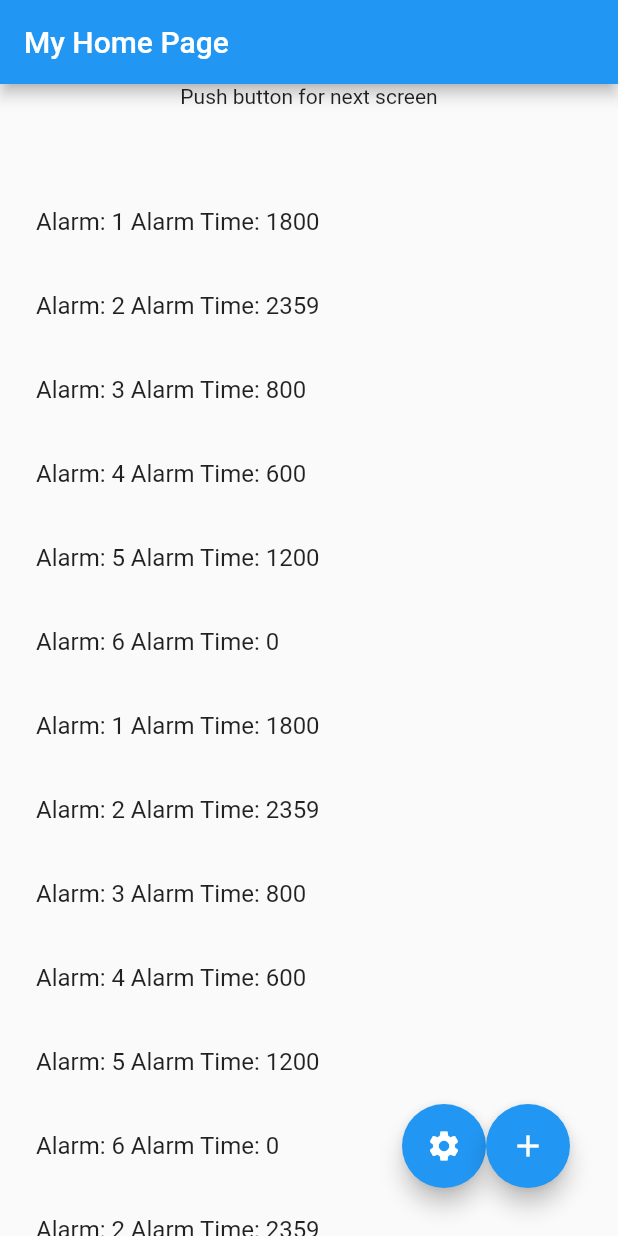
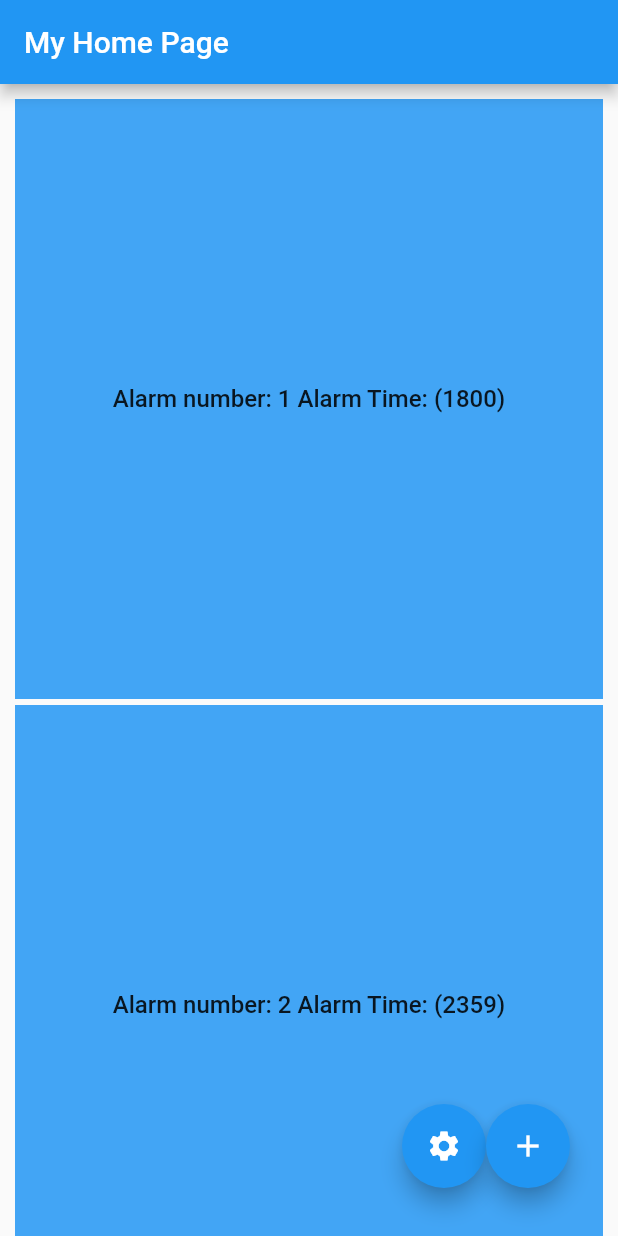
Before and after one commit to DRavenMcCoy/pushur_flutter, a Flutter app: the screen it shows after launch, on a phone screen of 412 x 824 dp. Run offline on Flutter 3.47's test engine with Material 2 defaults, Android fonts, the phone set to English and light mode, and no system bars.

Commit message:
Switched to containers
Exactly what is stated

```diff
--- a/lib/HomePage.dart
+++ b/lib/HomePage.dart
@@ -69,13 +69,6 @@ class _MyHomePageState extends State<MyHomePage> {
           mainAxisAlignment: MainAxisAlignment.center,
           children: <Widget>[
 
-            const Text(
-              'Push button for next screen',
-            ),
-            Text(
-              '',
-              style: Theme.of(context).textTheme.headlineMedium,
-            ),
            //Evil process to display alarm list
             Expanded(
                 child: ListView(
@@ -87,7 +80,20 @@ class _MyHomePageState extends State<MyHomePage> {
                   //generates list of list tiles for the length of the alarms list
                 children: List.generate(
                 alarms.length,
-                 (index) => ListTile(
+                 (index) => Container(
+                   height: 400,
+                   margin: EdgeInsets.all(2),
+                   color: Colors.blue[400],
+                   child: MaterialButton(
+                       child: Text('Alarm number: ${alarms[index]} Alarm Time: (${timeAlarm[index]})',
+                         style: TextStyle(fontSize: 16),
+                       ),
+                     onPressed: (){
+                         print('Alarm number: ${alarms[index]} Alarm Time: (${timeAlarm[index]})');
+                     },
+                     onLongPress: (){},
+
+                   /*
                    //displays the alarm number and time on it (in 24hr format)
                    title: Text('Alarm: ${alarms[index]} Alarm Time: ${timeAlarm[index]}'),
                    //handles the tap events for alarms currently tells you what you clicked for testing purposes
@@ -98,6 +104,8 @@ class _MyHomePageState extends State<MyHomePage> {
                    onLongPress: (){
 
                    },
+
+                    */
                  ),
                  /*return Container(
 
@@ -114,6 +122,7 @@ class _MyHomePageState extends State<MyHomePage> {
                    */
                 ),
              )
+            )
             )
           ],
         ),
```
